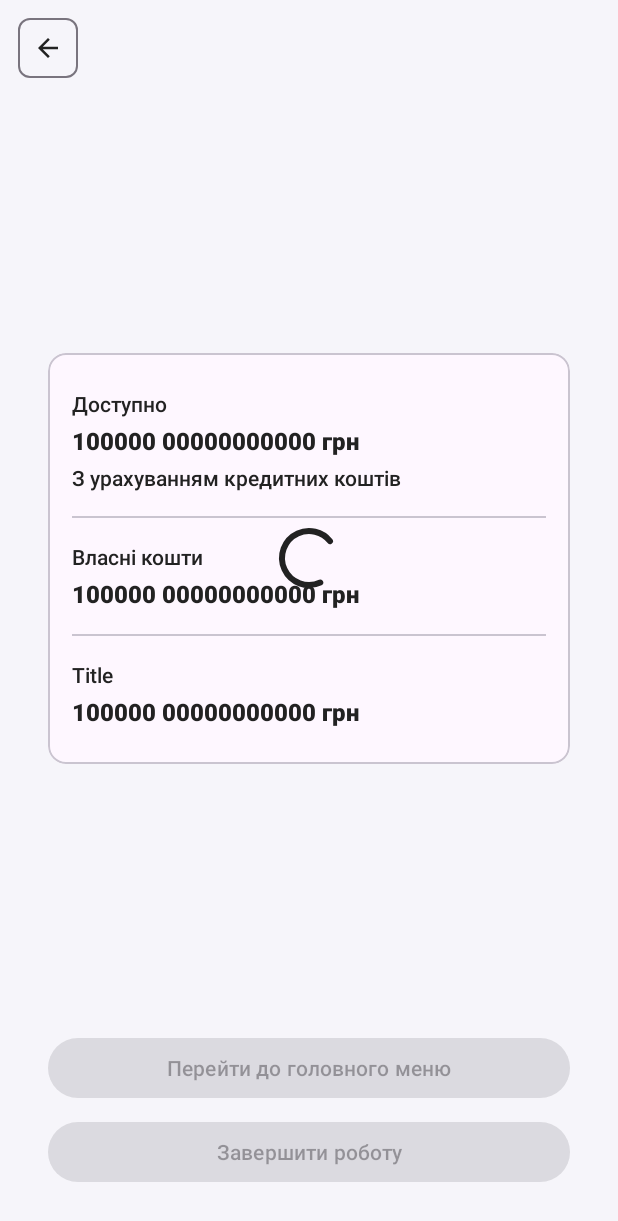
After one commit to oleksiy-botvin/ATM, an Android app: the layout fragment_balance.xml on its own in the app's theme, with its tools: preview values and no code run, on a phone screen of 412 x 824 dp. The commit adds this screen. Shown: the top 1221 px of the screen. Run offline under Robolectric (Android 15) with nearby library versions, the phone set to English and light mode, and no system bars.

Commit message:
added Balance screen

```diff
--- a/app/src/main/java/ua/edu/ztu/student/zipz221_boyu/component_provider/components/UseCases.java
+++ b/app/src/main/java/ua/edu/ztu/student/zipz221_boyu/component_provider/components/UseCases.java
@@ -29,4 +29,6 @@ public interface UseCases {
     WithArgUseCase<CheckPINArg, Completable> checkPIN();
     @NonNull
     WithArgUseCase<Operation.ChangePIN, Single<OperationResult.Success>> changePIN();
+    @NonNull
+    WithArgUseCase<Operation.ViewBalance, Single<OperationResult.Balance>> getBalance();
 }
--- a/app/src/main/java/ua/edu/ztu/student/zipz221_boyu/data/use_case/impl/CheckPINUseCase.java
+++ b/app/src/main/java/ua/edu/ztu/student/zipz221_boyu/data/use_case/impl/CheckPINUseCase.java
@@ -21,7 +21,6 @@ public class CheckPINUseCase implements WithArgUseCase<CheckPINArg, Completable>
     private Preferences getPreferences() {
         return ComponentProvider.Companion.getInstance().getPreferences();
     }
-
 
     @NonNull
     @Override
--- a/app/src/main/java/ua/edu/ztu/student/zipz221_boyu/mvp/screen/login/LoginPresenter.java
+++ b/app/src/main/java/ua/edu/ztu/student/zipz221_boyu/mvp/screen/login/LoginPresenter.java
@@ -15,7 +15,6 @@ public class LoginPresenter extends BasePresenterImpl<LoginMvp.View> implements
     @Override
     protected void onViewAttached(@NonNull LoginMvp.View view) {
         super.onViewAttached(view);
-        getPreferences().setATMBalance(0);
         view.setLocked(true);
         view.initListeners();
         subscriptions(() -> getATMWorker()
--- a/app/src/main/java/ua/edu/ztu/student/zipz221_boyu/ui/fragment/EnterPINFragment.java
+++ b/app/src/main/java/ua/edu/ztu/student/zipz221_boyu/ui/fragment/EnterPINFragment.java
@@ -111,6 +111,9 @@ public class EnterPINFragment
 
     @Override
     public void showNextScreen(@NonNull Operation operation) {
-        navigate(EnterPINFragmentDirections.actionEnterPINToPerformOperation(operation));
+        navigate(operation instanceof Operation.ViewBalance
+                ? EnterPINFragmentDirections.actionEnterPINToBalance((Operation.ViewBalance) operation)
+                : EnterPINFragmentDirections.actionEnterPINToPerformOperation(operation)
+        );
     }
 }
--- /dev/null
+++ b/app/src/main/res/layout/fragment_balance.xml
@@ -0,0 +1,178 @@
+<?xml version="1.0" encoding="utf-8"?>
+<androidx.constraintlayout.widget.ConstraintLayout xmlns:android="http://schemas.android.com/apk/res/android"
+    xmlns:app="http://schemas.android.com/apk/res-auto"
+    xmlns:tools="http://schemas.android.com/tools"
+    android:layout_width="match_parent"
+    android:layout_height="match_parent">
+
+    <Button
+        android:id="@+id/back_button"
+        style="@style/Widget.Material3.Button.IconButton.Outlined"
+        android:layout_width="wrap_content"
+        android:layout_height="wrap_content"
+        android:layout_marginStart="8dp"
+        android:layout_marginTop="8dp"
+        app:icon="@drawable/outline_arrow_back_24"
+        app:layout_constraintStart_toStartOf="parent"
+        app:layout_constraintTop_toTopOf="parent"
+        app:layout_constraintVertical_chainStyle="packed"
+        app:shapeAppearance="@style/ShapeAppearance.Material3.MediumComponent" />
+
+    <com.google.android.material.card.MaterialCardView
+        android:id="@+id/balance_card_view"
+        android:layout_width="0dp"
+        android:layout_height="wrap_content"
+        android:layout_marginStart="32dp"
+        android:layout_marginTop="32dp"
+        android:layout_marginEnd="32dp"
+        android:layout_marginBottom="32dp"
+        app:layout_constraintBottom_toTopOf="@+id/go_to_menu_button"
+        app:layout_constraintEnd_toEndOf="parent"
+        app:layout_constraintStart_toStartOf="parent"
+        app:layout_constraintTop_toBottomOf="@+id/back_button">
+
+        <LinearLayout
+            android:layout_width="match_parent"
+            android:layout_height="wrap_content"
+            android:orientation="vertical"
+            android:paddingStart="16dp"
+            android:paddingTop="24dp"
+            android:paddingEnd="16dp"
+            android:paddingBottom="24dp">
+
+            <TextView
+                android:id="@+id/available_text_view"
+                android:layout_width="match_parent"
+                android:layout_height="wrap_content"
+                android:fontFamily="sans-serif-medium"
+                android:text="@string/available"
+                app:layout_constraintEnd_toEndOf="parent"
+                app:layout_constraintStart_toStartOf="parent"
+                app:layout_constraintTop_toBottomOf="@+id/back_button" />
+
+            <TextView
+                android:id="@+id/available_value_text_view"
+                android:layout_width="match_parent"
+                android:layout_height="wrap_content"
+                android:layout_marginTop="4dp"
+                android:fontFamily="sans-serif-black"
+                android:maxLines="1"
+                android:textAllCaps="false"
+                android:textSize="16sp"
+                app:layout_constraintEnd_toEndOf="parent"
+                app:layout_constraintStart_toStartOf="@+id/available_text_view"
+                app:layout_constraintTop_toBottomOf="@+id/available_text_view"
+                tools:text="100000 00000000000 грн" />
+
+            <TextView
+                android:layout_width="match_parent"
+                android:layout_height="wrap_content"
+                android:layout_marginTop="4dp"
+                android:fontFamily="sans-serif-medium"
+                android:text="@string/including_credit_facilities"
+                app:layout_constraintEnd_toEndOf="parent"
+                app:layout_constraintStart_toStartOf="parent"
+                app:layout_constraintTop_toBottomOf="@+id/back_button" />
+
+            <com.google.android.material.divider.MaterialDivider
+                android:layout_width="match_parent"
+                android:layout_height="1dp"
+                android:layout_marginTop="16dp" />
+
+            <TextView
+                android:id="@+id/own_funds_text_view"
+                android:layout_width="match_parent"
+                android:layout_height="wrap_content"
+                android:layout_marginTop="16dp"
+                android:fontFamily="sans-serif-medium"
+                android:text="@string/own_funds"
+                app:layout_constraintEnd_toEndOf="parent"
+                app:layout_constraintStart_toStartOf="parent"
+                app:layout_constraintTop_toBottomOf="@+id/back_button" />
+
+            <TextView
+                android:id="@+id/own_funds_value_text_view"
+                android:layout_width="match_parent"
+                android:layout_height="wrap_content"
+                android:layout_marginTop="4dp"
+                android:fontFamily="sans-serif-black"
+                android:maxLines="1"
+                android:textAllCaps="false"
+                android:textSize="16sp"
+                app:layout_constraintEnd_toEndOf="parent"
+                app:layout_constraintStart_toStartOf="@+id/available_text_view"
+                app:layout_constraintTop_toBottomOf="@+id/available_text_view"
+                tools:text="100000 00000000000 грн" />
+
+            <com.google.android.material.divider.MaterialDivider
+                android:layout_width="match_parent"
+                android:layout_height="1dp"
+                android:layout_marginTop="16dp" />
+
+            <TextView
+                android:id="@+id/credit_limit_text_view"
+                android:layout_width="match_parent"
+                android:layout_height="wrap_content"
+                android:layout_marginTop="16dp"
+                android:fontFamily="sans-serif-medium"
+                android:text="@string/credit_limit"
+                app:layout_constraintEnd_toEndOf="parent"
+                app:layout_constraintStart_toStartOf="parent"
+                app:layout_constraintTop_toBottomOf="@+id/back_button"
+                tools:text="Title" />
+
+            <TextView
+                android:id="@+id/credit_limit_value_text_view"
+                android:layout_width="match_parent"
+                android:layout_height="wrap_content"
+                android:layout_marginTop="4dp"
+                android:fontFamily="sans-serif-black"
+                android:maxLines="1"
+                android:textAllCaps="false"
+                android:textSize="16sp"
+                app:layout_constraintEnd_toEndOf="parent"
+                app:layout_constraintStart_toStartOf="@+id/available_text_view"
+                app:layout_constraintTop_toBottomOf="@+id/available_text_view"
+                tools:text="100000 00000000000 грн" />
+
+        </LinearLayout>
+
+    </com.google.android.material.card.MaterialCardView>
+
+    <com.google.android.material.progressindicator.CircularProgressIndicator
+        android:id="@+id/progress_indicator"
+        android:layout_width="wrap_content"
+        android:layout_height="wrap_content"
+        android:indeterminate="true"
+        android:visibility="visible"
+        app:layout_constraintBottom_toTopOf="@+id/go_to_menu_button"
+        app:layout_constraintEnd_toEndOf="parent"
+        app:layout_constraintHorizontal_bias="0.5"
+        app:layout_constraintStart_toStartOf="parent"
+        app:layout_constraintTop_toBottomOf="@+id/back_button" />
+
+    <Button
+        android:id="@+id/go_to_menu_button"
+        android:layout_width="0dp"
+        android:layout_height="wrap_content"
+        android:layout_marginBottom="8dp"
+        android:enabled="false"
+        android:text="@string/go_to_menu"
+        app:layout_constraintBottom_toTopOf="@+id/complete_work_button"
+        app:layout_constraintEnd_toEndOf="@+id/complete_work_button"
+        app:layout_constraintStart_toStartOf="@+id/complete_work_button" />
+
+    <Button
+        android:id="@+id/complete_work_button"
+        android:layout_width="0dp"
+        android:layout_height="wrap_content"
+        android:layout_marginStart="32dp"
+        android:layout_marginEnd="32dp"
+        android:layout_marginBottom="32dp"
+        android:enabled="false"
+        android:text="@string/complete_work"
+        app:layout_constraintBottom_toBottomOf="parent"
+        app:layout_constraintEnd_toEndOf="parent"
+        app:layout_constraintStart_toStartOf="parent" />
+
+</androidx.constraintlayout.widget.ConstraintLayout>
--- a/app/src/main/res/values/strings.xml
+++ b/app/src/main/res/values/strings.xml
@@ -37,4 +37,9 @@
     <string name="error_message_change_pin">Не вдалося змінити ПІН-код.</string>
     <string name="error_message_an_unexpected_error_occurred">Сталася неочікувана помилка.</string>
     <string name="try_again_or_contact_bank">Будь ласка спробуйте ще раз. Якщо помилка не зникає, зверніться до найближчого відділення банку</string>
+    <string name="title_view_balance">Будь ласка спробуйте ще раз. Якщо помилка не зникає, зверніться до найближчого відділення банку</string>
+    <string name="including_credit_facilities">З урахуванням кредитних коштів</string>
+    <string name="own_funds">Власні кошти</string>
+    <string name="available">Доступно</string>
+    <string name="credit_limit">Кредитний ліміт</string>
 </resources>
```
Also changed, not shown: app/src/main/java/ua/edu/ztu/student/zipz221_boyu/component_provider/impl/components/UseCasesImpl.java (+7 -0 lines), app/src/main/java/ua/edu/ztu/student/zipz221_boyu/component_provider/impl/components/atm_worker/Job.java (+15 -11 lines), app/src/main/java/ua/edu/ztu/student/zipz221_boyu/data/entity/operation/OperationResult.java (+15 -1 lines), app/src/main/java/ua/edu/ztu/student/zipz221_boyu/data/use_case/impl/GetBalanceUseCase.java (added, +27 -0 lines), app/src/main/java/ua/edu/ztu/student/zipz221_boyu/mvp/screen/balance/BalanceMvp.java (added, +21 -0 lines), app/src/main/java/ua/edu/ztu/student/zipz221_boyu/mvp/screen/balance/BalancePresenter.java (added, +49 -0 lines), app/src/main/java/ua/edu/ztu/student/zipz221_boyu/ui/base/fragment/BaseFragment.java (+9 -0 lines), app/src/main/java/ua/edu/ztu/student/zipz221_boyu/ui/fragment/BalanceFragment.java (added, +84 -0 lines), app/src/main/java/ua/edu/ztu/student/zipz221_boyu/ui/fragment/ErrorFragment.java (+8 -6 lines), app/src/main/res/layout/fragment_perform_operation.xml (+24 -1 lines), app/src/main/res/navigation/nav_graph.xml (+30 -17 lines).
